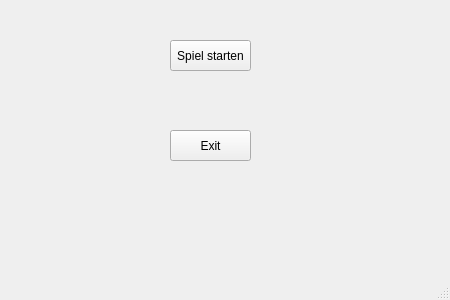
The window that puzzle/mainwindow.ui (JerreyGlen/Puzzle_Game) describes before a commit, drawn with Qt 5.
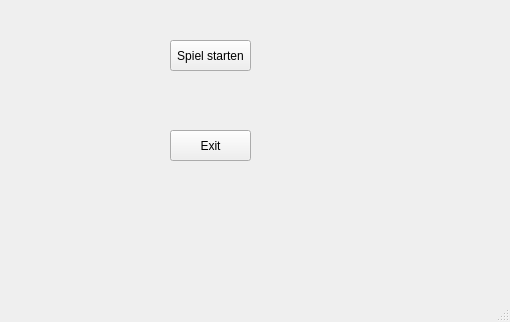
The same window after the commit.

What changed in the file:
```diff
--- a/puzzle/mainwindow.ui
+++ b/puzzle/mainwindow.ui
@@ -6,8 +6,8 @@
    <rect>
     <x>0</x>
     <y>0</y>
-    <width>450</width>
-    <height>300</height>
+    <width>510</width>
+    <height>322</height>
    </rect>
   </property>
   <property name="windowTitle">
```
Left out of the diff: 2 changed lines with no effect on the pictures.
